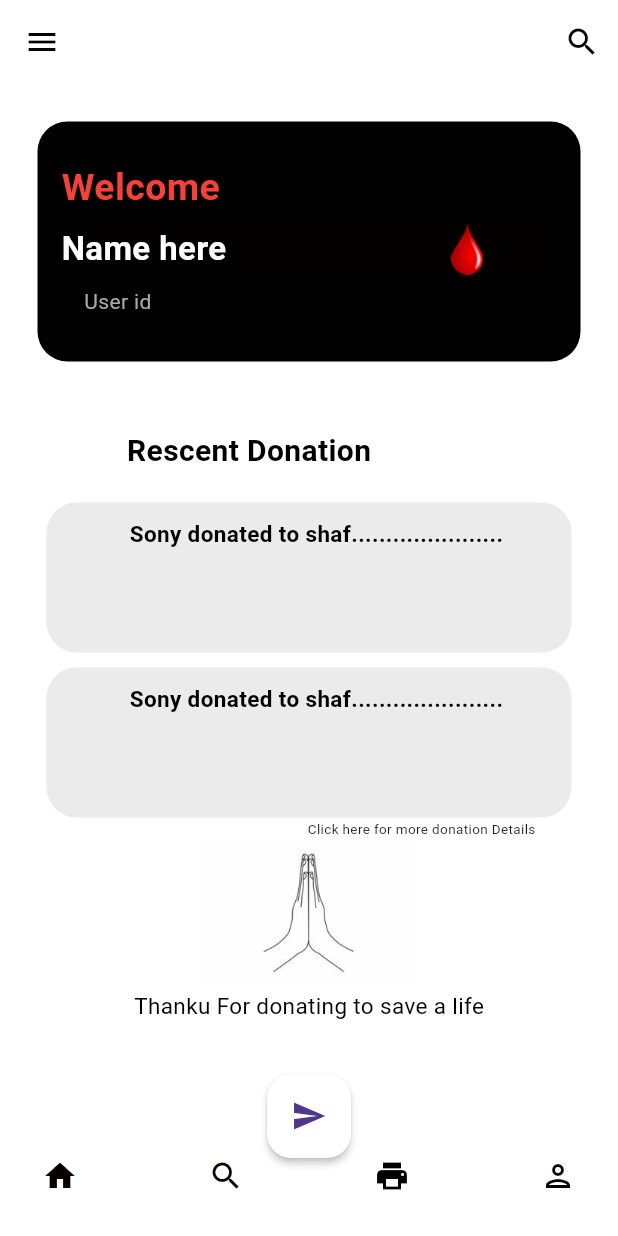
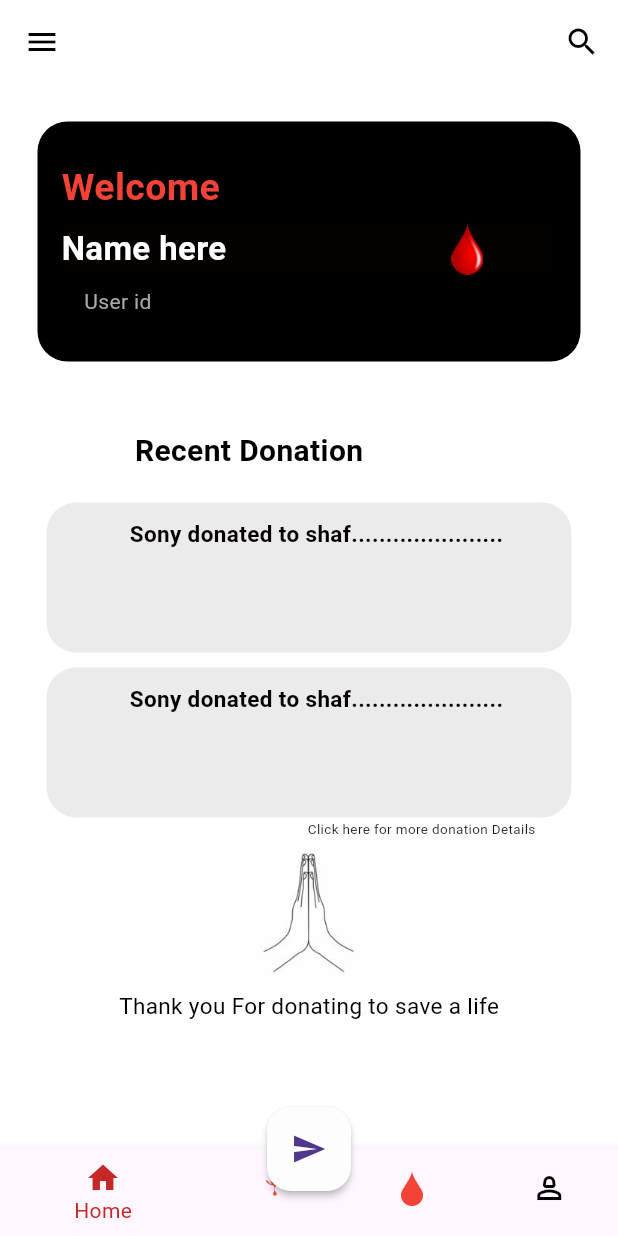
Before and after one commit to SreedevT/bloodbuddy, a Flutter app: the screen it shows after launch, on a phone screen of 412 x 824 dp. Run offline on Flutter 3.47's test engine with Material 2 defaults, Android fonts, the light colour scheme and no system bars; our stand-ins replace animated_text_kit, cloud_firestore, date_field, firebase_auth, firebase_core, flutter_map and 5 more; missing offline and left inert: firebase_app_check; accounts and stored records are empty.

Commit message:
updated navbar and drawer in landing page

```diff
--- a/lib/screens/landingpage.dart
+++ b/lib/screens/landingpage.dart
@@ -1,6 +1,4 @@
 import 'package:flutter/material.dart';
-
-
 
 class BloodBuddyHomePage extends StatefulWidget {
   @override
@@ -9,7 +7,35 @@ class BloodBuddyHomePage extends StatefulWidget {
 
 class _BloodBuddyHomePageState extends State<BloodBuddyHomePage>
     with SingleTickerProviderStateMixin {
-  int _currentIndex = 0;
+  int _selectedIndex = 0;
+  static const TextStyle optionStyle =
+      TextStyle(fontSize: 30, fontWeight: FontWeight.bold);
+  static const List<Widget> _widgetOptions = <Widget>[
+    Text(
+      'Index 0: Home',
+      style: optionStyle,
+    ),
+    Text(
+      'Index 1: Business',
+      style: optionStyle,
+    ),
+    Text(
+      'Index 2: School',
+      style: optionStyle,
+    ),
+    Text(
+      'Index 3: Settings',
+      style: optionStyle,
+    ),
+  ];
+
+  void _onItemTapped(int index) {
+    setState(() {
+      _selectedIndex = index;
+    });
+  }
+
+  GlobalKey<ScaffoldState> _scaffoldKey = GlobalKey<ScaffoldState>();
   late AnimationController _animationController;
   late Animation<double> _animation;
 
@@ -33,29 +59,84 @@ class _BloodBuddyHomePageState extends State<BloodBuddyHomePage>
   @override
   Widget build(BuildContext context) {
     return Scaffold(
+      key: _scaffoldKey,
       backgroundColor: Color.fromARGB(255, 255, 255, 255),
       appBar: AppBar(
         backgroundColor: const Color.fromARGB(255, 255, 255, 255),
         elevation: 0,
-        leading: IconButton(
+        leading: Builder(
+            builder: (context) {
+              return IconButton(
                 icon: Icon(Icons.menu),
                 color: Colors.black,
-          onPressed: (
-
-
-          ) {
-            // Handle menu button press
+                onPressed: () {
+                  _scaffoldKey.currentState!.openDrawer(); // Handle menu button press
                 },
+              );
+            }
         ),
         actions: [
           IconButton(
             icon: Icon(Icons.search),
             color: Colors.black,
             onPressed: () {
-              // Handle search button press
+              Scaffold.of(context).openDrawer(); // Handle search button press
             },
           ),
         ],
+      ),
+      drawer: Drawer(
+        child: Container(color: Colors.white,
+          child: ListView(
+
+            padding: EdgeInsets.zero,
+            children: [
+
+              DrawerHeader(
+                padding: EdgeInsets.fromLTRB(60, 35, 0, 0),
+                decoration: BoxDecoration(
+                  color: Colors.red[800],
+                ),
+                child: Text(
+                  'Blood buddy',
+                  style: TextStyle(
+                    color: Colors.black, fontWeight: FontWeight.bold,
+                    fontSize: 24,
+                  ),
+                ),
+              ),
+              ListTile(
+                tileColor: Color.fromARGB(255, 255, 255, 255),
+                title: Text('F&Q'),
+                onTap: () {
+                  // Handle item 1 tap
+                },
+              ),
+              ListTile(
+                tileColor: Color.fromARGB(255, 255, 255, 255),
+                title: Text('Help'),
+
+                onTap: () {
+                  // Handle item 2 tap
+                },
+              ),
+              ListTile(
+                tileColor: Color.fromARGB(255, 254, 254, 254),
+                title: Text('Support'),
+                onTap: () {
+                  // Handle item 1 tap
+                },
+              ),
+              ListTile(
+                tileColor: Color.fromARGB(255, 255, 255, 255),
+                title: Text('Log out'),
+                onTap: () {
+                  // Handle item 1 tap
+                },
+              ),
+            ],
+          ),
+        ),
       ),
       body: Container(
         width: MediaQuery.of(context).size.width,
@@ -102,8 +183,6 @@ class _BloodBuddyHomePageState extends State<BloodBuddyHomePage>
                         Image.asset(
                           'assets/images/blood.png',
                           scale: 1,
-
-
                           height: 300,
                         ),
                       ],
@@ -134,7 +213,7 @@ class _BloodBuddyHomePageState extends State<BloodBuddyHomePage>
             Container(
               margin: EdgeInsets.fromLTRB(0, 0, 80, 0),
               padding: EdgeInsets.fromLTRB(0, 0, 0, 0),
-              child: const Text('Rescent Donation',
+              child: const Text('Recent Donation',
                   style: TextStyle(
                       color: Color.fromARGB(255, 0, 0, 0),
                       fontWeight: FontWeight.bold,
@@ -155,7 +234,8 @@ class _BloodBuddyHomePageState extends State<BloodBuddyHomePage>
                   style: TextStyle(
                       color: Color.fromARGB(255, 5, 0, 0),
                       fontWeight: FontWeight.bold,
-                        fontSize: 15))),
+                      fontSize: 15)),
+            ),
             SizedBox(
               height: 10,
             ),
@@ -171,7 +251,8 @@ class _BloodBuddyHomePageState extends State<BloodBuddyHomePage>
                   style: TextStyle(
                       color: Color.fromARGB(255, 5, 0, 0),
                       fontWeight: FontWeight.bold,
-                        fontSize: 15))),
+                      fontSize: 15)),
+            ),
             SizedBox(
               height: 1,
             ),
@@ -191,36 +272,56 @@ class _BloodBuddyHomePageState extends State<BloodBuddyHomePage>
             Container(
                 padding: EdgeInsets.fromLTRB(50, 1, 50, 0),
                 color: Color.fromARGB(211, 255, 255, 255),
-                child: const Text('Thanku For donating to save a life',
+                child: const Text('Thank you For donating to save a life',
                     style: TextStyle(
                         color: Color.fromARGB(255, 5, 0, 0), fontSize: 15))),
           ],
         ),
       ),
-       floatingActionButton:FloatingActionButton( //Floating action button on Scaffold
-      onPressed: (){
+      floatingActionButton: FloatingActionButton(
+        onPressed: () {
           //code to execute on button press
         },
-      child: Icon(Icons.send,),backgroundColor: Colors.white,elevation: 2.0,//icon inside button
+        child: Icon(
+          Icons.send,
         ),
-
+        backgroundColor: const Color.fromARGB(255, 254, 253, 253),
+        elevation: 2.0,
+        //icon inside button
+      ),
       floatingActionButtonLocation: FloatingActionButtonLocation.centerDocked,
       //floating action button position to center
-
-  bottomNavigationBar: BottomAppBar( //bottom navigation bar on scaffold
-    color:const Color.fromARGB(255, 255, 255, 255),
-    shape: CircularNotchedRectangle(), //shape of notch
-    notchMargin: 5, //notche margin between floating button and bottom appbar
-    child: Row( //children inside bottom appbar
-      mainAxisSize: MainAxisSize.max,
-      mainAxisAlignment: MainAxisAlignment.spaceBetween,
-      children: <Widget>[
-        IconButton(icon: Icon(Icons.home, color: const Color.fromARGB(255, 8, 0, 0),), onPressed: () {},),
-        IconButton(icon: Icon(Icons.search, color: const Color.fromARGB(255, 13, 0, 0),), onPressed: () {},),
-        IconButton(icon: Icon(Icons.print, color: const Color.fromARGB(255, 0, 0, 0),), onPressed: () {},),
-        IconButton(icon: Icon(Icons.person_outlined, color: const Color.fromARGB(255, 5, 0, 0),), onPressed: () {},),
+      bottomNavigationBar: BottomNavigationBar(
+        items: const <BottomNavigationBarItem>[
+          BottomNavigationBarItem(
+            icon: Icon(Icons.home),
+            label: 'Home',
+          ),
+          BottomNavigationBarItem(
+             icon: ImageIcon(
+            AssetImage("assets/images/donation.png"),
+            color: Colors.red,
+            size: 24,
+          ),
+            label: 'Donation',
+          ),
+          BottomNavigationBarItem(
+                        icon: ImageIcon(
+            AssetImage("assets/images/blood.png"),
+            color: Colors.red,
+            size: 24,
+          ),
+            label: '  Request Blood',
+          ),
+          BottomNavigationBarItem(
+            icon: Icon(Icons.person_2_outlined),
+            label: 'Profile',
+          ),
         ],
-    ),
+        currentIndex: _selectedIndex,
+        selectedItemColor: Colors.red[800],
+        unselectedItemColor: const Color.fromARGB(255, 0, 0, 0),
+        onTap: _onItemTapped,
       ),
     );
   }
```
Also changed, not shown: assets/donationlogo.png (deleted), assets/image 5.png (added), assets/image1.jpg (deleted), assets/images/donation.png (added), assets/images/donation2.png (added), assets/images/donationlogo.png (deleted), assets/images/image1.jpg (deleted). Lines whose indentation alone changed are shown as unchanged.
